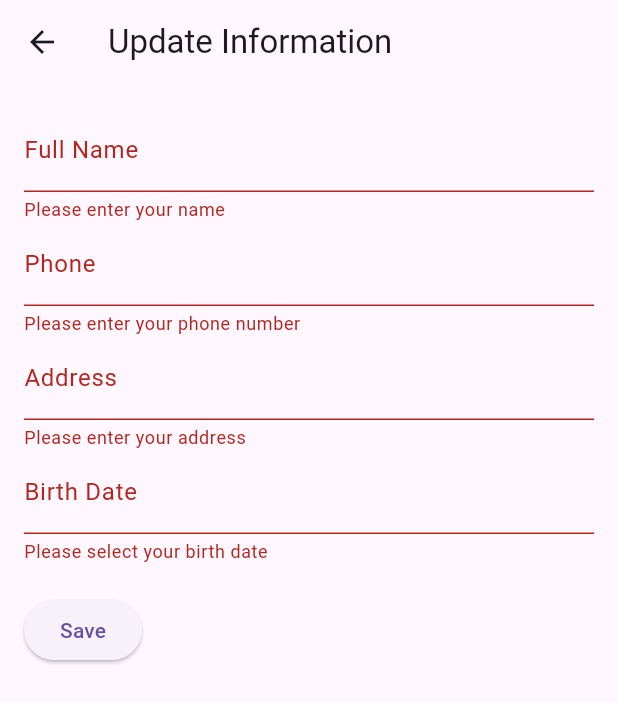
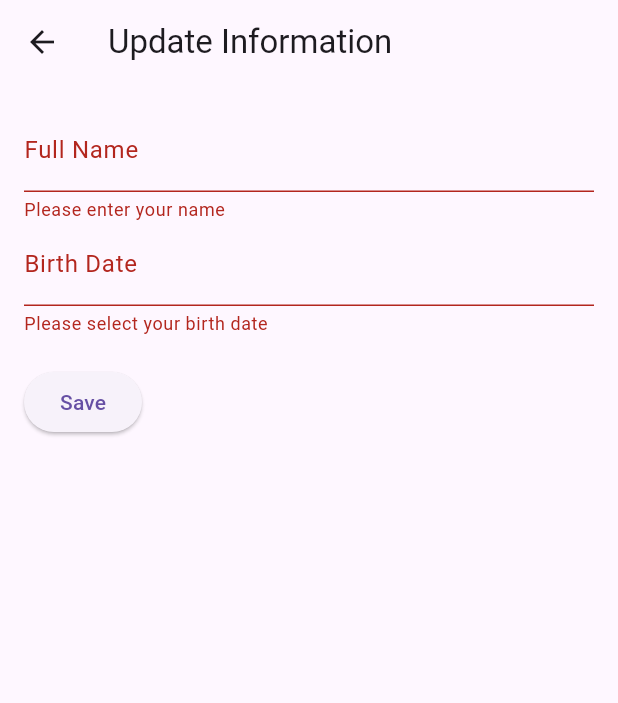
Before and after one commit to ZNn9/calendar_of_life, a Flutter app: the UpdateUserInfoScreen screen opened directly, after a tap on "Save", on a phone screen of 412 x 824 dp. Shown: the top 703 px of the screen. Run offline on Flutter 3.47's test engine with Material 3 defaults, Android fonts, the phone set to English and light mode, and no system bars; our stand-ins replace cloud_firestore, firebase_auth, firebase_core, get, google_sign_in, syncfusion_flutter_calendar; missing offline and left inert: googleapis; accounts and stored records are empty; network calls fail.

Commit message:
git commit update

```diff
--- a/lib/models/user.dart
+++ b/lib/models/user.dart
@@ -1,15 +1,21 @@
+import 'package:calendar_of_life/controllers/calendar_controller.dart';
+import 'package:get/get.dart';
+import 'package:intl/intl.dart';
+
 class User {
   User({
     required this.id,
     required this.name,
-    required this.age,
-    required this.ageStop,
+    this.age,
+    this.ageStop,
+    required this.birthDate,
   });
 
   final int? id;
   final String? name;
-  final int? age;
+  int? age;
   final int? ageStop;
+  final String? birthDate;
 
   factory User.fromJson(Map<String, dynamic> json) {
     return User(
@@ -17,13 +23,57 @@ class User {
       name: json["name"],
       age: json["age"],
       ageStop: json["ageStop"],
+      birthDate: json["birthDate"],
     );
   }
 
   Map<String, dynamic> toJson() => {
         "id": id,
         "name": name,
-        "birthDate": "2002-06-02",
+        "age": age,
         "ageStop": ageStop,
+        "birthDate": birthDate,
       };
 }
+
+class UserInfoController extends GetxController {
+  // Lưu trữ một đối tượng User
+  final user = User(
+    id: null,
+    name: "",
+    age: null,
+    birthDate: "",
+  ).obs;
+
+  // Tham chiếu đến CalendarController
+  final CalendarController calendarController = Get.find();
+
+  // Cập nhật thông tin người dùng
+  void updateUserInfo({
+    required int id,
+    required String name,
+    required String birthDate,
+  }) {
+    user.value = User(
+      id: id,
+      name: name,
+      birthDate: birthDate,
+    );
+
+    // Cập nhật ngày sinh vào CalendarController và tính tuổi
+    DateTime parsedBirthDate = DateFormat("yyyy-MM-dd")
+        .parse(birthDate); // Giả sử định dạng ngày tháng là yyyy-MM-dd
+    calendarController.setBirthDate(parsedBirthDate);
+
+    var currentage = calendarController.updateCurrentAge();
+    user.value.age = currentage;
+  }
+
+  // Lấy dữ liệu dạng JSON
+  Map<String, dynamic> get userJson => user.value.toJson();
+
+  // Cập nhật từ JSON
+  void updateFromJson(Map<String, dynamic> json) {
+    user.value = User.fromJson(json);
+  }
+}
--- a/lib/screens/update_user_info.dart
+++ b/lib/screens/update_user_info.dart
@@ -1,6 +1,7 @@
+import 'package:calendar_of_life/models/user.dart';
 import 'package:flutter/material.dart';
-import 'package:provider/provider.dart';
-import 'user_info_provider.dart';
+import 'package:get/get.dart';
+import 'package:intl/intl.dart';
 
 class UpdateUserInfoScreen extends StatefulWidget {
   @override
@@ -9,19 +10,20 @@ class UpdateUserInfoScreen extends StatefulWidget {
 
 class _UpdateUserInfoScreenState extends State<UpdateUserInfoScreen> {
   final _formKey = GlobalKey<FormState>();
-  String _name = '';
-  String _phone = '';
-  String _address = '';
-  String _birthDate = ''; // Thêm trường ngày sinh
+  final UserInfoController userInfoController = Get.find<UserInfoController>();
+
+  late String _name;
+  late int _age;
+  late int _ageStop;
+  late String _birthDate;
 
   @override
   void initState() {
     super.initState();
-    final userInfo = Provider.of<UserInfoProvider>(context, listen: false);
-    _name = userInfo.name;
-    _phone = userInfo.phone;
-    _address = userInfo.address;
-    _birthDate = userInfo.birthDate; // Lấy ngày sinh từ Provider
+    _name = userInfoController.user.value.name ?? "";
+    _age = userInfoController.user.value.age ?? 0;
+    _ageStop = userInfoController.user.value.ageStop ?? 0;
+    _birthDate = userInfoController.user.value.birthDate ?? "";
   }
 
   @override
@@ -42,28 +44,6 @@ class _UpdateUserInfoScreenState extends State<UpdateUserInfoScreen> {
                 validator: (value) {
                   if (value == null || value.isEmpty) {
                     return 'Please enter your name';
-                  }
-                  return null;
-                },
-              ),
-              TextFormField(
-                initialValue: _phone,
-                decoration: InputDecoration(labelText: 'Phone'),
-                onSaved: (value) => _phone = value ?? '',
-                validator: (value) {
-                  if (value == null || value.isEmpty) {
-                    return 'Please enter your phone number';
-                  }
-                  return null;
-                },
-              ),
-              TextFormField(
-                initialValue: _address,
-                decoration: InputDecoration(labelText: 'Address'),
-                onSaved: (value) => _address = value ?? '',
-                validator: (value) {
-                  if (value == null || value.isEmpty) {
-                    return 'Please enter your address';
                   }
                   return null;
                 },
@@ -104,18 +84,14 @@ class _UpdateUserInfoScreenState extends State<UpdateUserInfoScreen> {
                 onPressed: () {
                   if (_formKey.currentState!.validate()) {
                     _formKey.currentState!.save();
-                    Provider.of<UserInfoProvider>(context, listen: false)
-                        .updateUserInfo(
-                            name: _name,
-                            phone: _phone,
-                            address: _address,
-                            birthDate:
-                                _birthDate); // Cập nhật thông tin bao gồm ngày sinh
+                    userInfoController.updateUserInfo(
+                      id: userInfoController.user.value.id ?? 0,
+                      name: _name,
+                      birthDate: _birthDate,
+                    );
 
-                    ScaffoldMessenger.of(context).showSnackBar(
-                      SnackBar(content: Text('Information Updated')),
-                    );
-                    Navigator.pop(context);
+                    Get.snackbar('Success', 'Information Updated');
+                    Get.back();
                   }
                 },
                 child: Text('Save'),
--- a/lib/screens/user_info_provider.dart
+++ /dev/null
@@ -1,26 +0,0 @@
-import 'package:flutter/material.dart';
-
-class UserInfoProvider with ChangeNotifier {
-  String _name = "";
-  String _phone = "";
-  String _address = "";
-  String _birthDate = "";  // Thêm trường ngày tháng năm sinh
-
-  String get name => _name;
-  String get phone => _phone;
-  String get address => _address;
-  String get birthDate => _birthDate;  // Thêm getter cho ngày sinh
-
-  void updateUserInfo({
-    required String name,
-    required String phone,
-    required String address,
-    required String birthDate,  // Thêm tham số ngày sinh
-  }) {
-    _name = name;
-    _phone = phone;
-    _address = address;
-    _birthDate = birthDate;  // Cập nhật ngày sinh
-    notifyListeners();
-  }
-}
```
Also changed, not shown: lib/controllers/calendar_controller.dart (+6 -7 lines), lib/main.dart (+5 -3 lines), lib/screens/userinfo.dart (+13 -19 lines).
